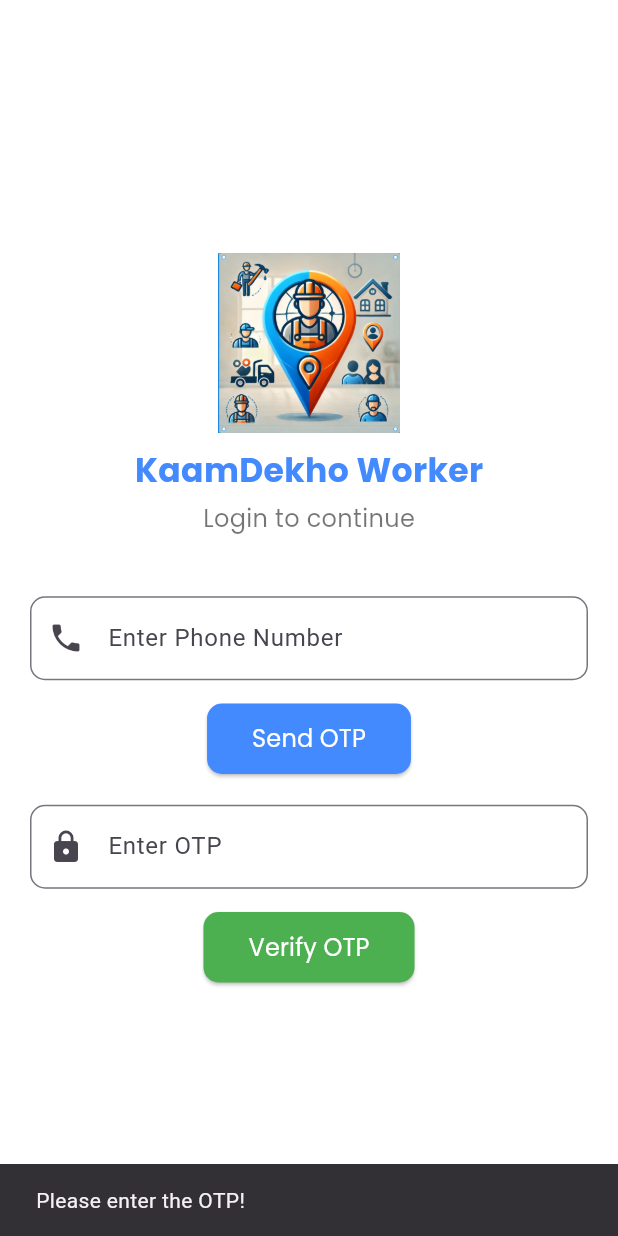
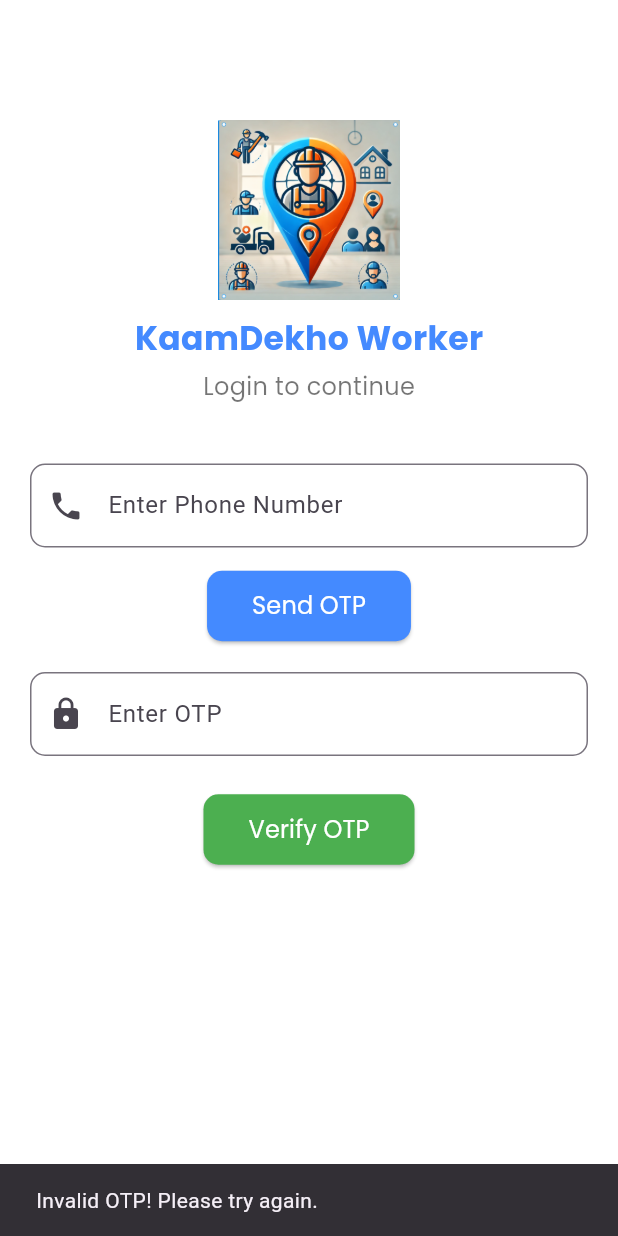
Before and after one commit to kaam-dekho/Kaamdekhoworker-app, a Flutter app: the screen it shows after launch, after a tap on "Verify OTP", on a phone screen of 412 x 824 dp. Run offline on Flutter 3.47's test engine with Material 3 defaults, Android fonts, the phone set to English and light mode, and no system bars; our stand-ins replace geolocator, google_fonts, image_picker; missing offline and left inert: twilio_flutter.

Commit message:
integrate with backend and database and added otp on screen for testing

```diff
--- a/lib/screens/login_screen.dart
+++ b/lib/screens/login_screen.dart
@@ -1,7 +1,9 @@
 import 'dart:math';
+import 'dart:convert';
 import 'package:flutter/material.dart';
 import 'package:google_fonts/google_fonts.dart';
-import 'profile_screen.dart';
+import 'package:http/http.dart' as http;
+import 'worker_profile_screen.dart';
 
 class LoginScreen extends StatefulWidget {
   const LoginScreen({super.key});
@@ -13,51 +15,75 @@
 class _LoginScreenState extends State<LoginScreen> {
   final TextEditingController phoneController = TextEditingController();
   final TextEditingController otpController = TextEditingController();
+
   String generatedOTP = "";
+  String visibleOTP = "";
 
-  // Generate a secure random 6-digit OTP
+  // Generate a 6-digit OTP
   String generateOTP() {
     Random random = Random();
     return (100000 + random.nextInt(900000)).toString();
   }
 
-  // Generate OTP and print it to the console
+  // Fake OTP sending (for testing)
   void sendOTP() {
     String phoneNumber = phoneController.text.trim();
-    if (phoneNumber.isEmpty) {
-      ScaffoldMessenger.of(context).showSnackBar(const SnackBar(content: Text("Enter your phone number!")));
-      return;
-    }
-    if (!RegExp(r'^[0-9]{10,15}$').hasMatch(phoneNumber)) {
-      ScaffoldMessenger.of(context).showSnackBar(const SnackBar(content: Text("Enter a valid phone number!")));
+
+    if (phoneNumber.isEmpty || !RegExp(r'^[0-9]{10,15}$').hasMatch(phoneNumber)) {
+      ScaffoldMessenger.of(context).showSnackBar(
+        const SnackBar(content: Text("Enter a valid phone number!")),
+      );
       return;
     }
 
     generatedOTP = generateOTP();
+    visibleOTP = generatedOTP;
     print("Generated OTP: $generatedOTP");
 
-    ScaffoldMessenger.of(context).showSnackBar(const SnackBar(content: Text("OTP generated! Check console.")));
+    ScaffoldMessenger.of(context).showSnackBar(
+      SnackBar(content: Text("OTP generated! Check console: $generatedOTP")),
+    );
+
+    setState(() {});
   }
 
-  // Verify OTP
-  void verifyOTP() {
+  // Verify OTP and call backend login
+  void verifyOTP() async {
     String enteredOTP = otpController.text.trim();
+    String phone = phoneController.text.trim();
 
-    if (enteredOTP.isEmpty) {
+    if (enteredOTP.isEmpty || enteredOTP != generatedOTP) {
       ScaffoldMessenger.of(context).showSnackBar(
-        const SnackBar(content: Text("Please enter the OTP!")),
+        const SnackBar(content: Text("Invalid OTP! Please try again.")),
       );
       return;
     }
 
-    if (enteredOTP == generatedOTP) {
+    try {
+      final url = Uri.parse("http://172.16.58.93:5000/api/auth/login"); // Replace with actual IP
+      final response = await http.post(
+        url,
+        headers: {'Content-Type': 'application/json'},
+        body: jsonEncode({'phone': phone}),
+      );
+
+      if (response.statusCode == 200) {
+        final result = jsonDecode(response.body);
         Navigator.pushReplacement(
           context,
-        MaterialPageRoute(builder: (context) => const ProfileScreen()),
+          MaterialPageRoute(
+            builder: (context) => WorkerProfileScreen(worker: result['worker']),
+          ),
         );
       } else {
         ScaffoldMessenger.of(context).showSnackBar(
-        const SnackBar(content: Text("Invalid OTP! Please try again.")),
+          const SnackBar(content: Text("Login failed. Try again.")),
+        );
+      }
+    } catch (e) {
+      print("Login error: $e");
+      ScaffoldMessenger.of(context).showSnackBar(
+        const SnackBar(content: Text("Error connecting to server.")),
       );
     }
   }
@@ -68,27 +94,23 @@
       backgroundColor: Colors.white,
       body: Padding(
         padding: const EdgeInsets.symmetric(horizontal: 20),
+        child: SingleChildScrollView(
           child: Column(
             mainAxisAlignment: MainAxisAlignment.center,
-          crossAxisAlignment: CrossAxisAlignment.center,
             children: [
-            // App Logo
+              const SizedBox(height: 80),
               Image.asset('lib/assets/images/icon.png', height: 120),
               const SizedBox(height: 10),
-
-            // App Title
               Text(
                 "KaamDekho Worker",
-              style: GoogleFonts.poppins(fontSize: 22, fontWeight: FontWeight.bold, color: Colors.blueAccent),
+                style: GoogleFonts.poppins(
+                    fontSize: 22, fontWeight: FontWeight.bold, color: Colors.blueAccent),
               ),
               const SizedBox(height: 5),
-            Text(
-              "Login to continue",
-              style: GoogleFonts.poppins(fontSize: 16, color: Colors.black54),
-            ),
+              Text("Login to continue", style: GoogleFonts.poppins(fontSize: 16, color: Colors.black54)),
               const SizedBox(height: 40),
 
-            // Phone Number Field
+              // Phone input
               TextField(
                 controller: phoneController,
                 keyboardType: TextInputType.phone,
@@ -100,7 +122,6 @@
               ),
               const SizedBox(height: 15),
 
-            // Send OTP Button
               ElevatedButton(
                 onPressed: sendOTP,
                 style: ElevatedButton.styleFrom(
@@ -112,7 +133,7 @@
               ),
               const SizedBox(height: 20),
 
-            // OTP Input Field
+              // OTP input
               TextField(
                 controller: otpController,
                 keyboardType: TextInputType.number,
@@ -122,9 +143,16 @@
                   border: OutlineInputBorder(borderRadius: BorderRadius.circular(10)),
                 ),
               ),
+              const SizedBox(height: 10),
+
+              // Show OTP (for testing)
+              if (visibleOTP.isNotEmpty)
+                Text(
+                  "Generated OTP (for testing): $visibleOTP",
+                  style: const TextStyle(color: Colors.red, fontSize: 16),
+                ),
               const SizedBox(height: 15),
 
-            // Verify OTP Button
               ElevatedButton(
                 onPressed: verifyOTP,
                 style: ElevatedButton.styleFrom(
@@ -137,6 +165,7 @@
             ],
           ),
         ),
+      ),
     );
   }
 }
--- a/lib/screens/profile_screen.dart
+++ b/lib/screens/profile_screen.dart
@@ -5,7 +5,7 @@
 import 'dashboard_screen.dart';
 
 class ProfileScreen extends StatefulWidget {
-  const ProfileScreen({super.key});
+  const ProfileScreen({super.key, required worker});
 
   @override
   _ProfileScreenState createState() => _ProfileScreenState();
```
Also changed, not shown: lib/screens/worker_profile_screen.dart (+22 -21 lines), lib/services/api_service.dart (+66 -35 lines). Lines whose indentation alone changed are shown as unchanged.
